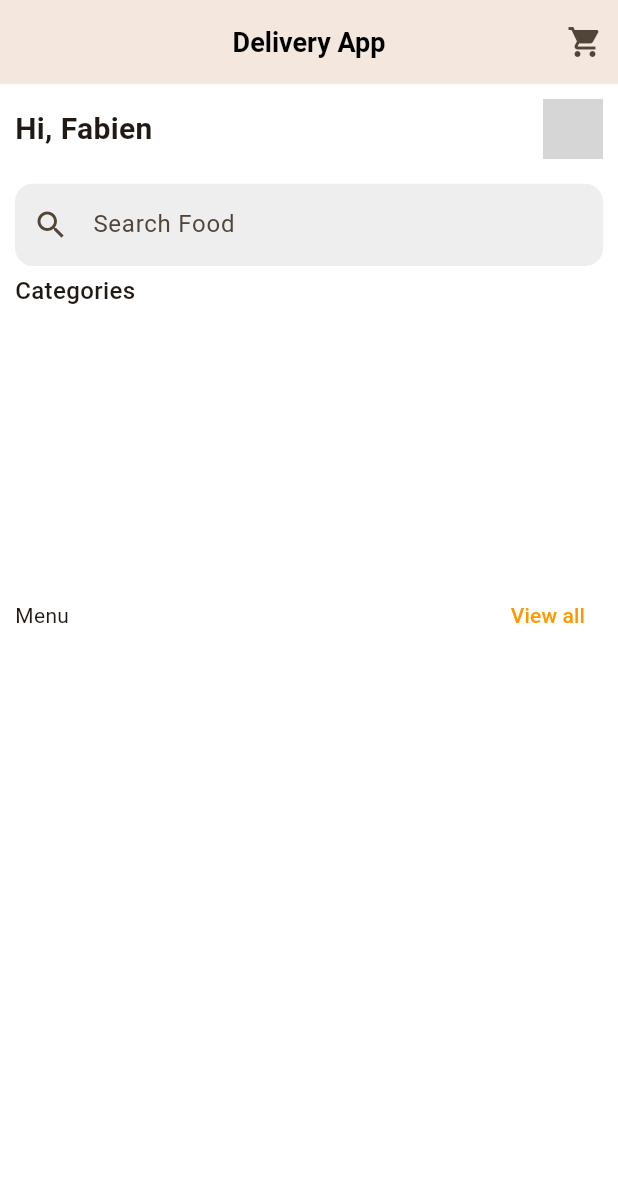
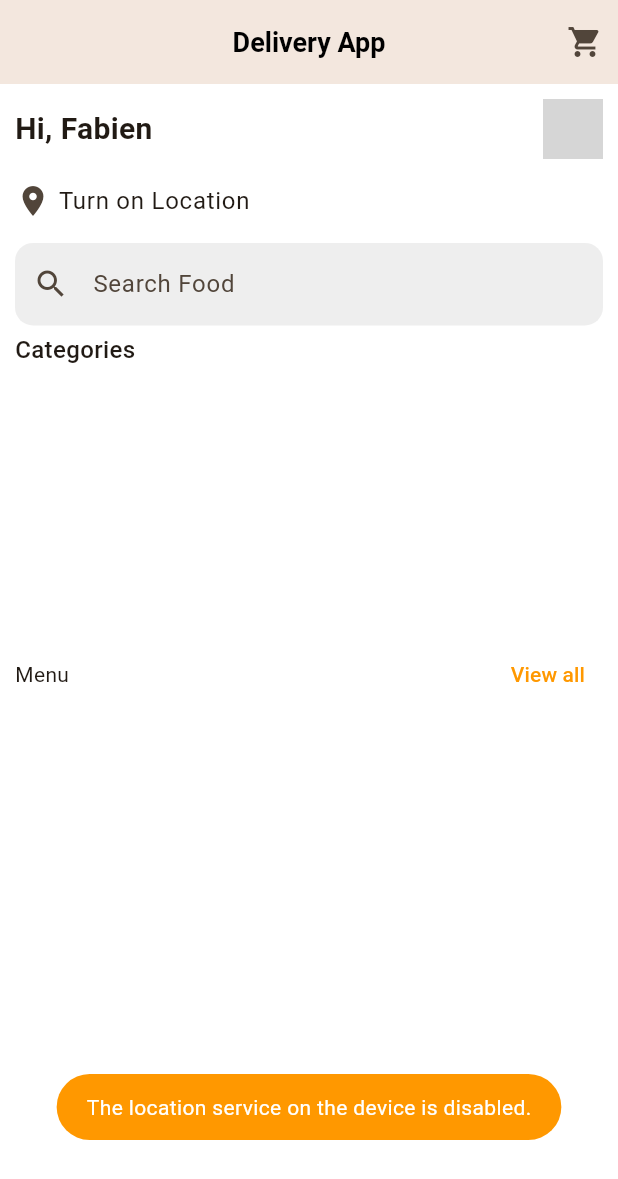
Before and after one commit to flutter-preview/chusamasadiq-Flutter-Course, a Flutter app: the HomeScreen screen opened directly, on a phone screen of 412 x 824 dp. Shown: the top 1179 px of the screen. Run offline on Flutter 3.47's test engine with Material 2 defaults, Android fonts, the phone set to English and light mode, and no system bars; our stand-ins replace cloud_firestore, firebase_auth, firebase_core, flutter_rating_bar, fluttertoast, geocoding and 5 more; accounts and stored records are empty; grey boxes are pictures that could not be loaded.

Commit message:
Get Location

```diff
--- a/lib/screen/home_screen.dart
+++ b/lib/screen/home_screen.dart
@@ -3,7 +3,9 @@ import 'package:flutter/material.dart';
 import 'package:fluttercourse/resources/getlocation.dart';
 import 'package:fluttercourse/screen/favourite_screen.dart';
 import 'package:fluttercourse/utils/utils.dart';
+import 'package:geocoding/geocoding.dart';
 import 'package:geolocator/geolocator.dart';
+
 
 class HomeScreen extends StatefulWidget {
   const HomeScreen({Key? key}) : super(key: key);
@@ -15,16 +17,34 @@ class HomeScreen extends StatefulWidget {
 class _HomeScreenState extends State<HomeScreen> {
   double? lan;
   double? lat;
+  String? userLocation;
 
   getUserLocation() {
     Future<Position> location = GetUserLocation().getCurrentLocation();
-    location.then((value) {
-      lan = value.longitude;
-      lat = value.latitude;
+    location.then(
+      (value) {
+        lat = value.latitude;
+        lan = value.longitude;
 
-      print(lan);
-      print(lat);
-    });
+        getLocationFromLatLng(value.latitude, value.longitude);
+      },
+    ).catchError(
+      (error) {
+        return Utils.toastMessage(error.toString());
+      },
+    );
+  }
+
+  // Get Location from Latitude and Longitude
+  Future<void> getLocationFromLatLng(latitude, longitude) async {
+    List<Placemark> placemarks =
+        await placemarkFromCoordinates(latitude, longitude);
+    Placemark place = placemarks[0];
+    setState(
+      () {
+        userLocation = '${place.locality}, ${place.country}';
+      },
+    );
   }
 
   @override
@@ -68,7 +88,15 @@ class _HomeScreenState extends State<HomeScreen> {
                   )
                 ],
               ),
-              SizedBox(height: screenHeight / 50),
+              ListTile(
+                contentPadding: const EdgeInsets.only(left: 0),
+                leading: const Icon(Icons.location_on),
+                title: userLocation != null
+                    ? Text(userLocation.toString())
+                    : const Text('Turn on Location'),
+                minLeadingWidth: 5,
+                horizontalTitleGap: 5,
+              ),
               Container(
                 height: screenHeight / 15,
                 decoration: BoxDecoration(
--- a/lib/screen/login_screen.dart
+++ b/lib/screen/login_screen.dart
@@ -2,7 +2,6 @@ import 'package:flutter/material.dart';
 import 'package:fluttercourse/components/textfield_widget.dart';
 import 'package:fluttercourse/screen/forgot_screen.dart';
 import 'package:fluttercourse/screen/otp_screen.dart';
-import 'package:fluttercourse/screen/signup_screen.dart';
 import '../resources/auth_methods.dart';
 import '../utils/utils.dart';
 import 'homefeed_screen.dart';
--- a/pubspec.yaml
+++ b/pubspec.yaml
@@ -45,6 +45,7 @@ dependencies:
   flutter_rating_bar: ^4.0.1
   google_maps_flutter: ^2.2.5
   geolocator: ^9.0.2
+  geocoding: ^2.1.0
 
 
 dev_dependencies:
```
Also changed, not shown: pubspec.lock.
